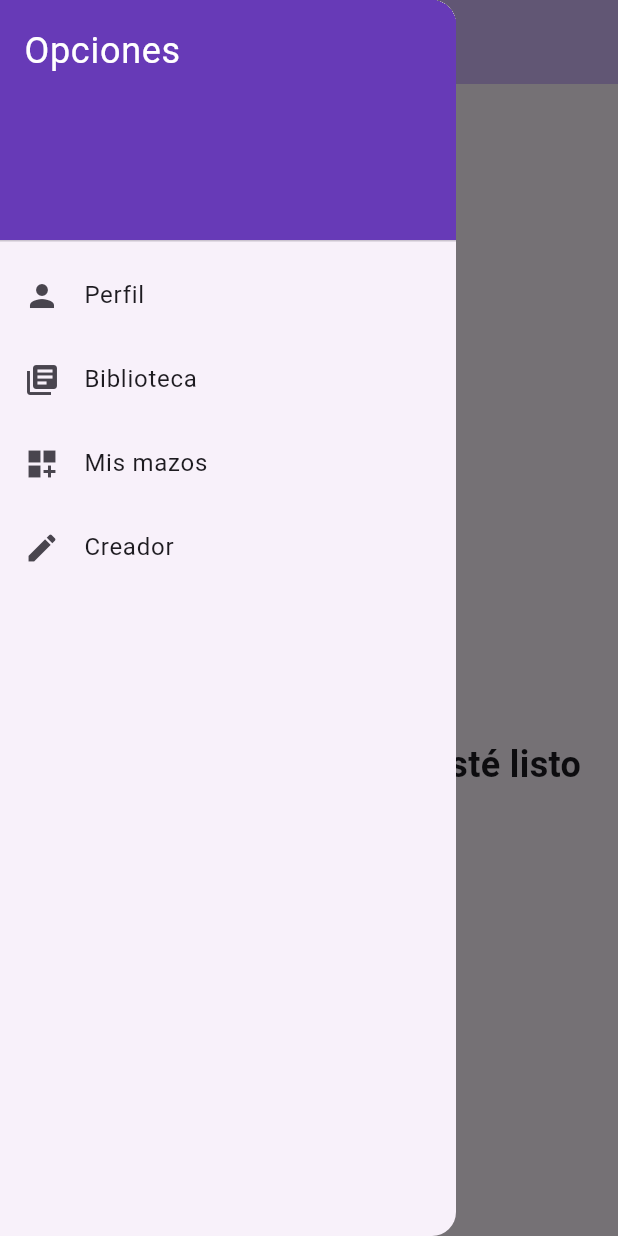
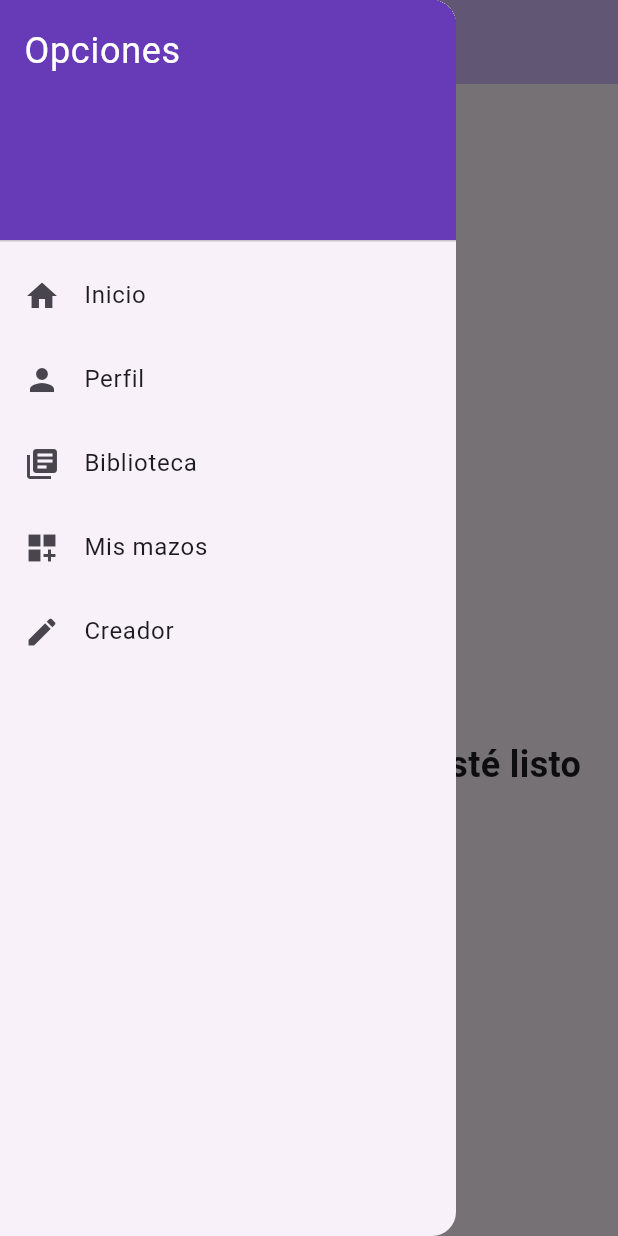
Before and after one commit to rpromerov/pokemans, a Flutter app: the screen it shows after launch, with the side drawer open, on a phone screen of 412 x 824 dp. Run offline on Flutter 3.47's test engine with Material 3 defaults, Android fonts, the phone set to English and light mode, and no system bars.

Commit message:
App scaffold global y bienvenida al azar

```diff
--- a/lib/ProfileScreen.dart
+++ b/lib/ProfileScreen.dart
@@ -1,4 +1,5 @@
 import 'package:flutter/material.dart';
+import 'package:pokemans/widgets/AppScaffold.dart';
 import 'package:pokemans/widgets/DeckGroup.dart';
 
 class ProfileScreen extends StatelessWidget {
@@ -7,10 +8,8 @@ static const routeName = '/profile';
 
   @override
   Widget build(BuildContext context) {
-    return Scaffold(
-      appBar: AppBar(
-        title: const Text('Perfil'),
-      ),
+    return AppScaffold(
+      title: "Perfil",
       body: Padding(
         padding: const EdgeInsets.symmetric(horizontal: 20.0,vertical: 24),
         child: Column(
--- a/lib/main.dart
+++ b/lib/main.dart
@@ -1,6 +1,7 @@
 import 'dart:math';
 
                     import 'package:flutter/material.dart';
+import 'package:pokemans/widgets/AppScaffold.dart';
 
                     import 'ProfileScreen.dart';
 
@@ -22,6 +23,8 @@ import 'dart:math';
                           home: const MyHomePage(title: 'PikaDecks'),
                           routes: {
                             ProfileScreen.routeName: (context) => const ProfileScreen(),
+                            MyHomePage.routeName: (context) => const MyHomePage(title: 'PikaDecks'),
+
                           },
                         );
                       }
@@ -29,6 +32,7 @@ import 'dart:math';
 
                     class MyHomePage extends StatefulWidget {
                       const MyHomePage({super.key, required this.title});
+                      static const routeName = '/home';
                       final String title;
 
                       @override
@@ -55,6 +59,9 @@ import 'dart:math';
                         "¡Que la amistad con tus Pokémon crezca cada día!",
                         "¡Recuerda usar desodorante en el torneo!"
                       ];
+
+                      String get greeting => greetings[Random().nextInt(greetings.length)];
+                      String currentGreeting = greetings[Random().nextInt(greetings.length)];
                       void _incrementCounter() {
                         setState(() {
                           _counter++;
@@ -67,57 +74,24 @@ import 'dart:math';
                           Navigator.pop(context); // Cierra el Drawer
                           Navigator.pushNamed(context, route);
                         }
-                        return Scaffold(
-                          appBar: AppBar(
-                            backgroundColor: Theme.of(context).colorScheme.inversePrimary,
-                            title: Text(widget.title),
-                          ),
-                          drawer: Drawer(
-                            child: ListView(
-                              padding: EdgeInsets.zero,
-                              children: <Widget>[
-                                const DrawerHeader(
-                                  decoration: BoxDecoration(
-                                    color: Colors.deepPurple,
-                                  ),
-                                  child: Text(
-                                    'Opciones',
-                                    style: TextStyle(
-                                      color: Colors.white,
-                                      fontSize: 24,
-                                    ),
-                                  ),
-                                ),
-                                ListTile(
-                                  leading: const Icon(Icons.person),
-                                  title: const Text('Perfil'),
-                                  onTap: () {
-                                    Navigator.pushNamed(context, ProfileScreen.routeName);
-                                  },
-                                ),
-                                const ListTile(
-                                  leading: Icon(Icons.library_books),
-                                  title: Text('Biblioteca'),
-                                ),
-                                const ListTile(
-                                  leading: Icon(Icons.dashboard_customize),
-                                  title: Text('Mis mazos'),
-                                ),
-                                const ListTile(
-                                  leading: Icon(Icons.create),
-                                  title: Text('Creador'),
-                                ),
-                              ],
-                            ),
-                          ),
+                        return AppScaffold(
+
+                          title: "PikaDecks",
                           body: Center(
                             child: Column(
                               mainAxisAlignment: MainAxisAlignment.center,
                               children: <Widget>[
-                                Image.asset(
-                                  'media/pikachu.png',
-                                  width: MediaQuery.of(context).size.width / 3,
-                                  fit: BoxFit.contain,
+                                GestureDetector(
+                                  child: Image.asset(
+                                    'media/pikachu.png',
+                                    width: MediaQuery.of(context).size.width / 3,
+                                    fit: BoxFit.contain,
+                                  ),
+                                  onTap: (){
+                                    setState(() {
+                                      currentGreeting = greetings[Random().nextInt(greetings.length)];
+                                    });
+                                  },
                                 ),
                                 Text(
                                   greetings[Random().nextInt(greetings.length)],
--- /dev/null
+++ b/lib/widgets/AppScaffold.dart
@@ -0,0 +1,68 @@
+// lib/app_scaffold.dart
+import 'package:flutter/material.dart';
+import 'package:pokemans/main.dart';
+import '../ProfileScreen.dart';
+import 'ProfileScreen.dart';
+
+class AppScaffold extends StatelessWidget {
+  final Widget body;
+  final String title;
+
+  const AppScaffold({super.key, required this.body, required this.title});
+
+  @override
+  Widget build(BuildContext context) {
+    return Scaffold(
+      appBar: AppBar(
+        backgroundColor: Theme.of(context).colorScheme.inversePrimary,
+        title: Text(title),
+      ),
+      drawer: Drawer(
+        child: ListView(
+          padding: EdgeInsets.zero,
+          children: <Widget>[
+            const DrawerHeader(
+              decoration: BoxDecoration(
+                color: Colors.deepPurple,
+              ),
+              child: Text(
+                'Opciones',
+                style: TextStyle(
+                  color: Colors.white,
+                  fontSize: 24,
+                ),
+              ),
+            ),
+            ListTile(
+              leading: const Icon(Icons.home),
+              title: const Text('Inicio'),
+              onTap: () {
+                Navigator.pushNamed(context, MyHomePage.routeName);
+              },
+            ),
+            ListTile(
+              leading: const Icon(Icons.person),
+              title: const Text('Perfil'),
+              onTap: () {
+                Navigator.pushNamed(context, ProfileScreen.routeName);
+              },
+            ),
+            const ListTile(
+              leading: Icon(Icons.library_books),
+              title: Text('Biblioteca'),
+            ),
+            const ListTile(
+              leading: Icon(Icons.dashboard_customize),
+              title: Text('Mis mazos'),
+            ),
+            const ListTile(
+              leading: Icon(Icons.create),
+              title: Text('Creador'),
+            ),
+          ],
+        ),
+      ),
+      body: body,
+    );
+  }
+}
--- /dev/null
+++ b/lib/widgets/ProfileScreen.dart
@@ -0,0 +1 @@
+// TODO Implement this library.
```
